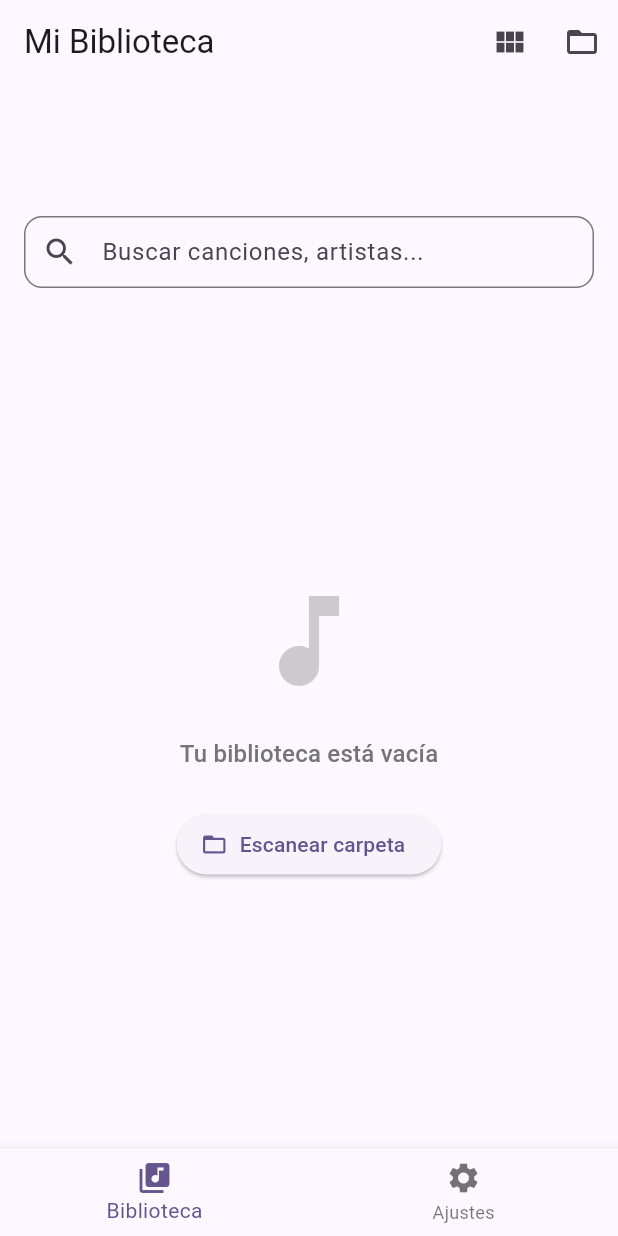
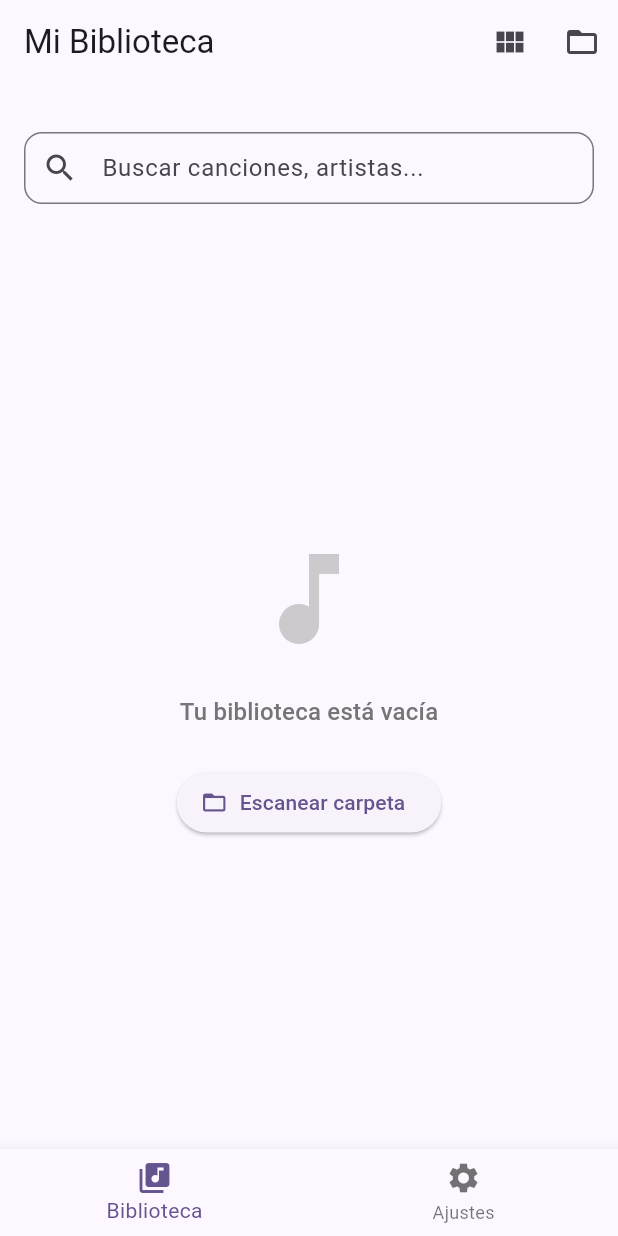
Before and after one commit to Oyhs-co/otune, a Flutter app: the screen it shows after launch, on a phone screen of 412 x 824 dp. Run offline on Flutter 3.47's test engine with Material 3 defaults, Android fonts, the phone set to English and light mode, and no system bars; drawn by our look-alikes of dynamic_color; our stand-ins replace drift, file_picker, flutter_riverpod, go_router, logger; missing offline and left inert: media_kit, media_metadata; accounts and stored records are empty; generated files the repository leaves out were written again; statements that could not run were skipped.

```diff
--- a/frontend/lib/features/library/presentation/pages/library_page.dart
+++ b/frontend/lib/features/library/presentation/pages/library_page.dart
@@ -7,7 +7,6 @@ import 'package:otune/features/library/application/library_search_provider.dart'
 import 'package:otune/features/library/application/library_view_provider.dart';
 import 'package:otune/features/library/application/state/library_scan_state.dart';
 import 'package:otune/features/library/domain/entities/track.dart';
-import 'package:otune/features/library/presentation/widgets/library_app_bar_actions.dart';
 import 'package:otune/features/library/presentation/widgets/library_empty_state.dart';
 import 'package:otune/features/library/presentation/widgets/library_scan_banner.dart';
 import 'package:otune/features/library/presentation/widgets/library_track_list.dart';
@@ -69,23 +68,11 @@ class _LibraryPageState extends ConsumerState<LibraryPage> {
 
   @override
   Widget build(BuildContext context) {
-    final isWideScreen = MediaQuery.of(context).size.width >= 600;
-    final scanState = ref.watch(libraryScanProvider);
     final viewMode = ref.watch(libraryViewModeProvider);
 
+    // El shell adaptativo proporciona el AppBar con el título de sección y
+    // las acciones de biblioteca; la página no monta barras propias.
     return Scaffold(
-      appBar: AppBar(
-        actions: isWideScreen
-            ? [
-                LibraryAppBarActions(
-                  isScanning: scanState.isScanning,
-                  onViewModeChanged: (mode) =>
-                      ref.read(libraryViewModeProvider.notifier).mode = mode,
-                  onScanFolder: _handleScanFolder,
-                ),
-              ]
-            : null,
-      ),
       body: Column(
         children: [
           Padding(
```
Also changed, not shown: frontend/lib/core/design_system/widgets/artwork_placeholder.dart (+3 -13 lines), frontend/lib/features/lyrics/presentation/widgets/lyrics_widget.dart (+2 -5 lines), frontend/lib/features/playback/presentation/pages/now_playing_page.dart (+6 -6 lines), frontend/lib/features/library/presentation/widgets/library_track_list.dart (line endings or trailing spaces).
